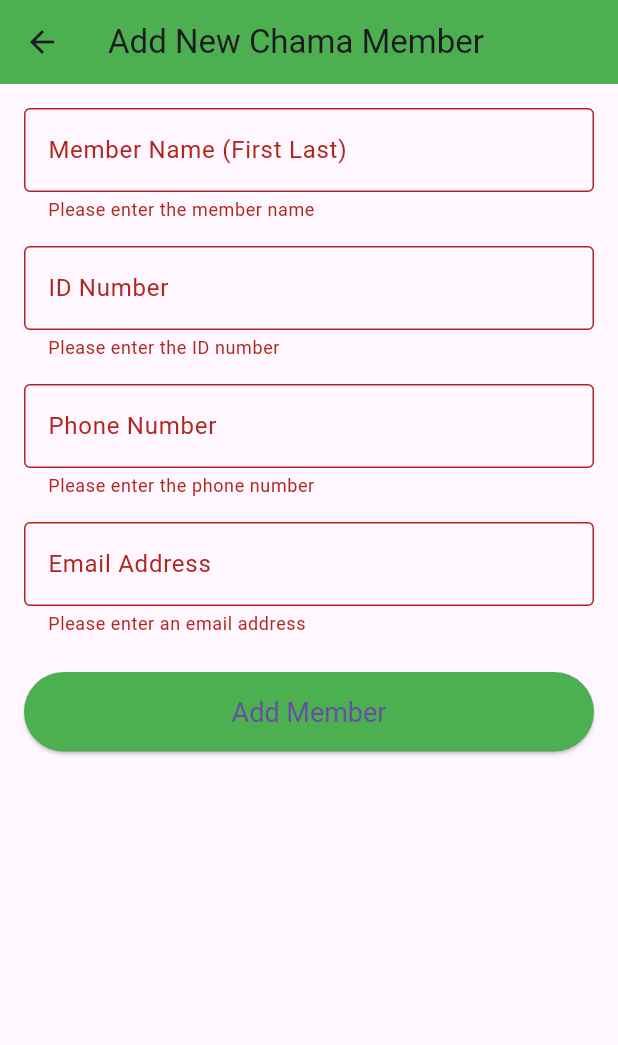
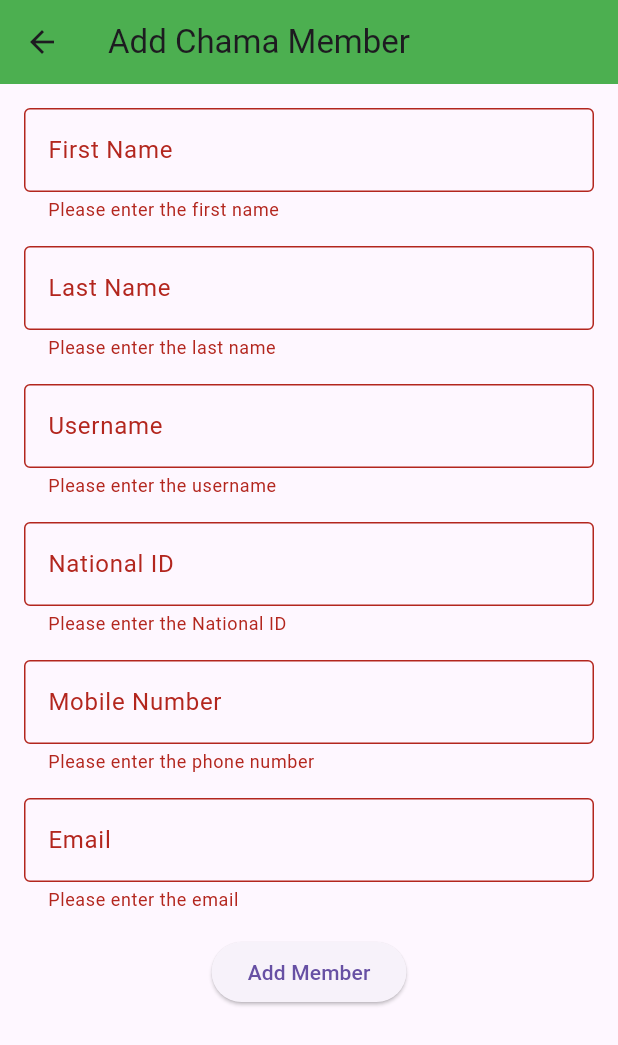
Before and after one commit to EmanuelSolver/chama-app, a Flutter app: the AddChamaMemberPage screen opened directly, after a tap on "Add Member", on a phone screen of 412 x 824 dp. Shown: the top 1045 px of the screen. Run offline on Flutter 3.47's test engine with Material 3 defaults, Android fonts, the phone set to English and light mode, and no system bars; our stand-ins replace fl_chart, shared_preferences; accounts and stored records are empty.

Commit message:
able to add new members to the database

```diff
--- a/chama_app/lib/dashboardPages/appAdmin/register_chama.dart
+++ b/chama_app/lib/dashboardPages/appAdmin/register_chama.dart
@@ -1,5 +1,4 @@
 import 'package:flutter/material.dart';
-import 'package:flutter/services.dart';
 import 'dart:convert'; // Add this for JSON encoding
 import 'package:http/http.dart' as http; // Add this for HTTP requests
 
--- a/chama_app/lib/dashboardPages/chamaAdmin/add_chama_member.dart
+++ b/chama_app/lib/dashboardPages/chamaAdmin/add_chama_member.dart
@@ -1,5 +1,6 @@
 import 'package:flutter/material.dart';
 import 'package:http/http.dart' as http;
+import 'package:shared_preferences/shared_preferences.dart';
 import 'dart:convert';
 
 class AddChamaMemberPage extends StatefulWidget {
@@ -12,29 +13,47 @@ class AddChamaMemberPage extends StatefulWidget {
 class _AddChamaMemberPageState extends State<AddChamaMemberPage> {
   final _formKey = GlobalKey<FormState>();
 
-  // Controllers to capture input
-  final TextEditingController _nameController = TextEditingController();
+  // Controllers for form fields
+  final TextEditingController _firstNameController = TextEditingController();
+  final TextEditingController _lastNameController = TextEditingController();
+  final TextEditingController _usernameController = TextEditingController();
   final TextEditingController _idController = TextEditingController();
   final TextEditingController _phoneController = TextEditingController();
   final TextEditingController _emailController = TextEditingController();
 
-  // Function to handle form submission
+  int? userId;
+
+  @override
+  void initState() {
+    super.initState();
+  }
+
+
   Future<void> _submitForm() async {
     if (_formKey.currentState!.validate()) {
-      // Prepare data for submission
+      // Retrieve chamaId from local storage
+      SharedPreferences prefs = await SharedPreferences.getInstance();
+      int? chamaId = prefs.getInt('chamaId');
+
+      if (chamaId == null) {
+        _showSnackbar('Chama ID not found. Please make sure you are logged in and belong to a Chama.');
+        return;
+      }
+
+      // Prepare member data including chamaId
       final Map<String, dynamic> memberData = {
-        'username': _nameController.text, // Assuming username is same as member's name
-        'first_name': _nameController.text.split(' ')[0], // First part of the name
-        'last_name': _nameController.text.split(' ')[1],  // Second part of the name
+        'username': _usernameController.text,
+        'first_name': _firstNameController.text,
+        'last_name': _lastNameController.text,
         'national_id': _idController.text,
         'mobile_no': _phoneController.text,
         'email': _emailController.text,
+        'chama': chamaId, // Use chamaId from local storage
       };
 
       try {
-        // Replace with your backend URL
         final response = await http.post(
-          Uri.parse('http://127.0.0.1:8000/api/chama/members/'), // Update with your actual API endpoint
+          Uri.parse('http://127.0.0.1:8000/accounts/register_member/'),
           headers: {
             'Content-Type': 'application/json',
           },
@@ -42,133 +61,160 @@ class _AddChamaMemberPageState extends State<AddChamaMemberPage> {
         );
 
         if (response.statusCode == 201) {
-          // Clear the form after successful submission
-          _nameController.clear();
-          _idController.clear();
-          _phoneController.clear();
-          _emailController.clear();
-
-          // Show a success message
-          ScaffoldMessenger.of(context).showSnackBar(
-            const SnackBar(content: Text('Member added successfully')),
-          );
+          _clearForm();
+          _showSnackbar('Member added successfully');
         } else {
-          // Handle error response
-          ScaffoldMessenger.of(context).showSnackBar(
-            SnackBar(content: Text('Failed to add member: ${response.body}')),
-          );
+          _showSnackbar('Failed to add member: ${response.body}');
         }
-      } catch (e) {
-        // Handle exceptions
-        ScaffoldMessenger.of(context).showSnackBar(
-          SnackBar(content: Text('Error: $e')),
-        );
+      } catch (error) {
+        _showSnackbar('Error submitting form: $error');
       }
     }
   }
 
-  @override
-  Widget build(BuildContext context) {
-    return Scaffold(
-      appBar: AppBar(
-        title: const Text('Add New Chama Member'),
-        backgroundColor: Colors.green,
-      ),
-      body: Padding(
-        padding: const EdgeInsets.all(16.0),
-        child: Form(
+  // Show a snackbar for feedback
+  void _showSnackbar(String message) {
+    ScaffoldMessenger.of(context).showSnackBar(
+      SnackBar(content: Text(message)),
+    );
+  }
+
+  // Clear the form after submission
+  void _clearForm() {
+    _firstNameController.clear();
+    _lastNameController.clear();
+    _usernameController.clear();
+    _idController.clear();
+    _phoneController.clear();
+    _emailController.clear();
+  }
+
+
+  // Build the form
+  Widget _buildForm() {
+    return Form(
       key: _formKey,
-          child: ListView(
+      child: Column(
         children: [
-              // Name input field
+          // First Name
           TextFormField(
-                controller: _nameController,
+            controller: _firstNameController,
             decoration: const InputDecoration(
-                  labelText: 'Member Name (First Last)',
+              labelText: 'First Name',
               border: OutlineInputBorder(),
             ),
             validator: (value) {
               if (value == null || value.isEmpty) {
-                    return 'Please enter the member name';
+                return 'Please enter the first name';
               }
               return null;
             },
           ),
           const SizedBox(height: 16),
 
-              // ID input field
+          // Last Name
           TextFormField(
-                controller: _idController,
+            controller: _lastNameController,
             decoration: const InputDecoration(
-                  labelText: 'ID Number',
+              labelText: 'Last Name',
               border: OutlineInputBorder(),
             ),
-                keyboardType: TextInputType.number,
             validator: (value) {
               if (value == null || value.isEmpty) {
-                    return 'Please enter the ID number';
-                  }
-                  if (value.length < 6) {
-                    return 'ID number should be at least 6 digits long';
+                return 'Please enter the last name';
               }
               return null;
             },
           ),
           const SizedBox(height: 16),
 
-              // Phone input field
+          // Username
           TextFormField(
-                controller: _phoneController,
+            controller: _usernameController,
             decoration: const InputDecoration(
-                  labelText: 'Phone Number',
+              labelText: 'Username',
               border: OutlineInputBorder(),
             ),
-                keyboardType: TextInputType.phone,
             validator: (value) {
               if (value == null || value.isEmpty) {
-                    return 'Please enter the phone number';
-                  }
-                  if (!RegExp(r'^[0-9]{10}$').hasMatch(value)) {
-                    return 'Please enter a valid 10-digit phone number';
+                return 'Please enter the username';
               }
               return null;
             },
           ),
           const SizedBox(height: 16),
 
-              // Email input field
+          // National ID
           TextFormField(
-                controller: _emailController,
+            controller: _idController,
             decoration: const InputDecoration(
-                  labelText: 'Email Address',
+              labelText: 'National ID',
               border: OutlineInputBorder(),
             ),
-                keyboardType: TextInputType.emailAddress,
             validator: (value) {
               if (value == null || value.isEmpty) {
-                    return 'Please enter an email address';
-                  }
-                  if (!RegExp(r'^[\w-\.]+@([\w-]+\.)+[\w-]{2,4}$')
-                      .hasMatch(value)) {
-                    return 'Please enter a valid email address';
+                return 'Please enter the National ID';
               }
               return null;
             },
           ),
-              const SizedBox(height: 24),
+          const SizedBox(height: 16),
 
-              // Submit button
+          // Phone Number
+          TextFormField(
+            controller: _phoneController,
+            decoration: const InputDecoration(
+              labelText: 'Mobile Number',
+              border: OutlineInputBorder(),
+            ),
+            validator: (value) {
+              if (value == null || value.isEmpty) {
+                return 'Please enter the phone number';
+              }
+              return null;
+            },
+          ),
+          const SizedBox(height: 16),
+
+          // Email
+          TextFormField(
+            controller: _emailController,
+            decoration: const InputDecoration(
+              labelText: 'Email',
+              border: OutlineInputBorder(),
+            ),
+            validator: (value) {
+              if (value == null || value.isEmpty) {
+                return 'Please enter the email';
+              }
+              return null;
+            },
+          ),
+          const SizedBox(height: 16),
+
+          // Submit Button
           ElevatedButton(
             onPressed: _submitForm,
-                style: ElevatedButton.styleFrom(
-                  backgroundColor: Colors.green,
-                  padding: const EdgeInsets.symmetric(vertical: 16),
-                  textStyle: const TextStyle(fontSize: 18),
-                ),
             child: const Text('Add Member'),
           ),
         ],
       ),
+    );
+  }
+
+
+  @override
+  Widget build(BuildContext context) {
+    return Scaffold(
+      appBar: AppBar(
+        title: const Text('Add Chama Member'),
+        backgroundColor: Colors.green,
+      ),
+      body: SingleChildScrollView(
+        // Added to prevent overflow
+        child: Padding(
+          padding: const EdgeInsets.all(16.0),
+          child: _buildForm(),
         ),
       ),
     );
--- a/chama_app/lib/main.dart
+++ b/chama_app/lib/main.dart
@@ -1,6 +1,6 @@
 import 'package:flutter/material.dart';
 import 'dart:async'; // For adding delayed transitions
-import 'screens/login_page.dart'; // Import the LoginPage
+import 'screens/login.dart'; // Import the LoginPage
 
 
 void main() => runApp(const ChamaApp());
@@ -219,10 +219,10 @@ class HomePage extends StatelessWidget {
                 const SizedBox(height: 30),
                 ElevatedButton(
                   onPressed: () {
-                    // Navigate to LoginPage
+                    // Navigate to LoginScreen
                     Navigator.push(
                       context,
-                      MaterialPageRoute(builder: (context) => LoginPage()),
+                      MaterialPageRoute(builder: (context) => LoginScreen()),
                     );
                   },
                   style: ElevatedButton.styleFrom(
--- a/chama_app/pubspec.yaml
+++ b/chama_app/pubspec.yaml
@@ -34,6 +34,7 @@ dependencies:
     sdk: flutter
   fl_chart: ^0.69.0
   http: ^1.2.2
+  shared_preferences: ^2.0.15
 
 
   # The following adds the Cupertino Icons font to your application.
```
Also changed, not shown: chama_app/lib/screens/login.dart (added, +258 -0 lines), chama_app/lib/screens/login_page.dart (deleted, +0 -205 lines), chama_app/pubspec.lock, 9 other files. Lines whose indentation alone changed are shown as unchanged.
